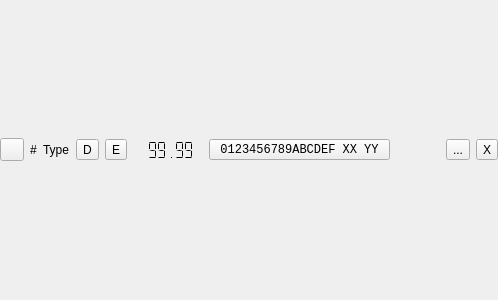
The window that Gui/IEC/IECFoundryDiskRowWidget.ui (mzsoftsoftware/C64Foundry) describes before a commit, drawn with Qt 5.
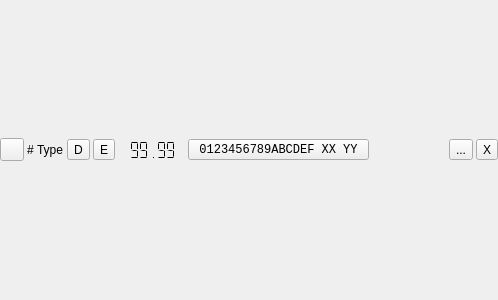
The same window after the commit. Icons and pictures are not drawn. Custom widgets are drawn as their Qt base class.

Diff of the .ui file:
```diff
--- a/Gui/IEC/IECFoundryDiskRowWidget.ui
+++ b/Gui/IEC/IECFoundryDiskRowWidget.ui
@@ -14,6 +14,9 @@
    <string>Form</string>
   </property>
   <layout class="QHBoxLayout" name="horizontalLayout">
+   <property name="spacing">
+    <number>3</number>
+   </property>
    <property name="leftMargin">
     <number>0</number>
    </property>
```
